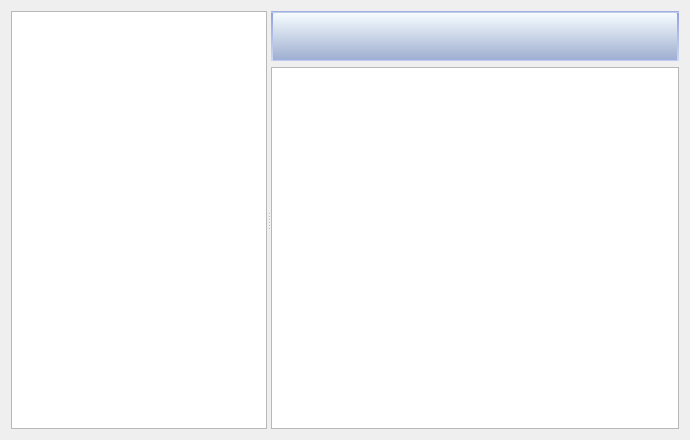
Qt form LGen2UI/ontologywidget.ui (vinni-au/l-gen) before a commit.
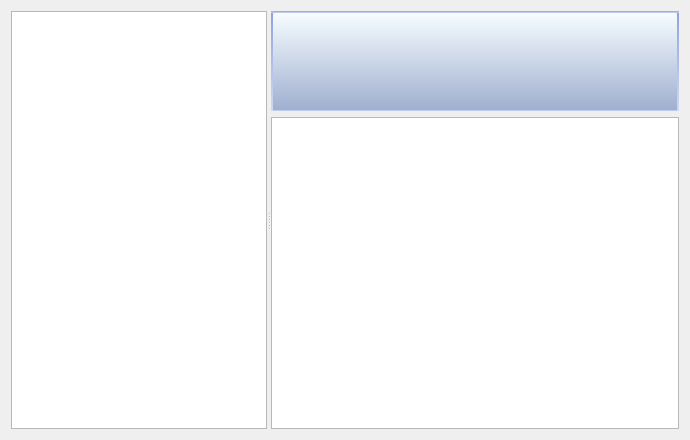
The same form after that commit. Custom widgets are drawn as their Qt base class.

Diff of the .ui file:
```diff
--- a/LGen2UI/ontologywidget.ui
+++ b/LGen2UI/ontologywidget.ui
@@ -60,7 +60,7 @@
            <property name="minimumSize">
             <size>
              <width>0</width>
-             <height>50</height>
+             <height>100</height>
             </size>
            </property>
            <property name="styleSheet">
```
